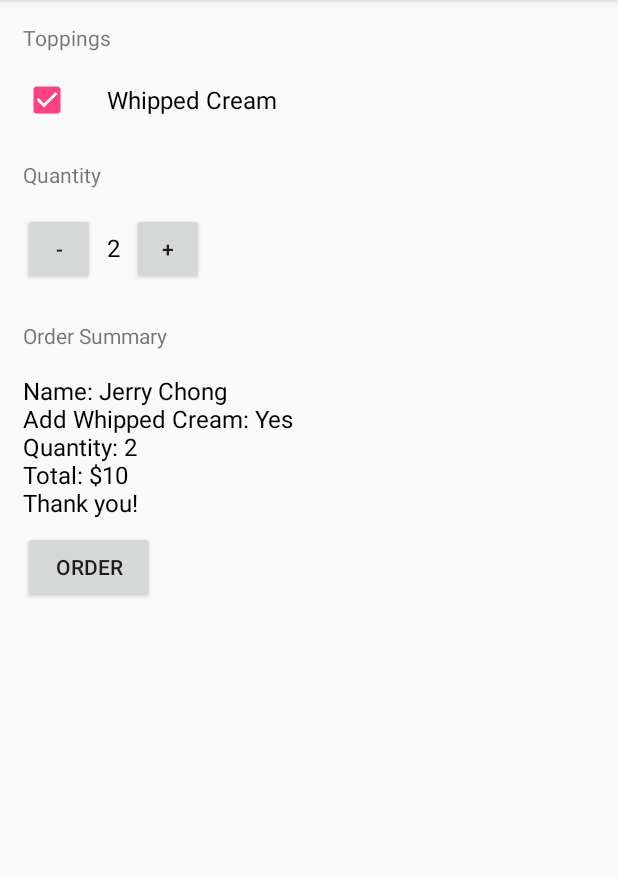
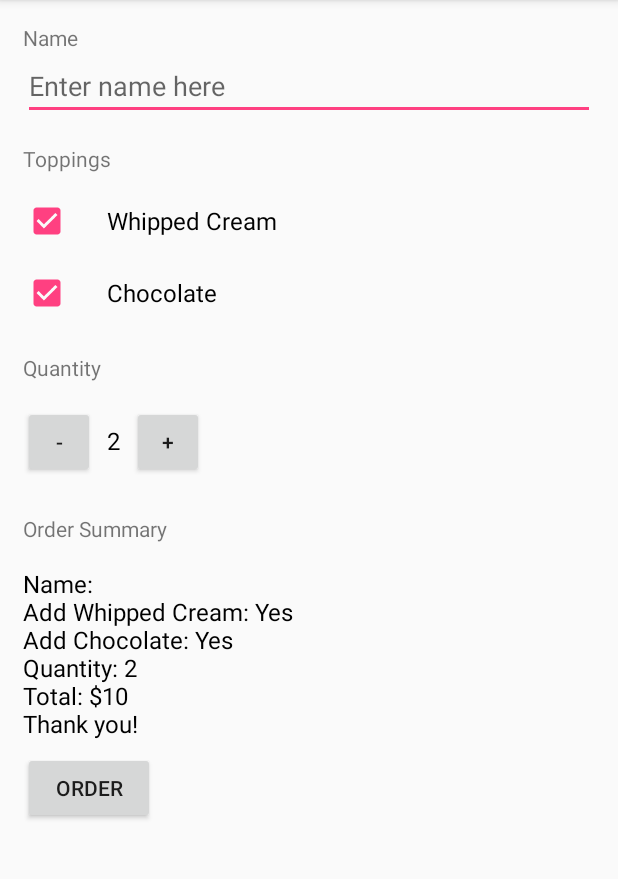
Before and after one commit to jerrychong25/iOSLoginApp, an Android app: the MainActivity screen opened directly, with no data from a screen before it, after a tap on "ORDER", on a phone screen of 412 x 824 dp, the part 84-963 px from its top. Run offline under Robolectric (Android 15) with nearby library versions, the phone set to English and light mode, and no system bars; 2 other taps on this screen came first.

Commit message:
Added Edit Text for name

```diff
--- a/app/src/main/java/com/example/android/justjavaapp/MainActivity.java
+++ b/app/src/main/java/com/example/android/justjavaapp/MainActivity.java
@@ -12,6 +12,7 @@ import android.os.Bundle;
 import android.support.v7.app.AppCompatActivity;
 import android.view.View;
 import android.widget.CheckBox;
+import android.widget.EditText;
 import android.widget.TextView;
 
 import com.example.android.justjavaapp.R;
@@ -25,6 +26,7 @@ public class MainActivity extends AppCompatActivity {
 
     int quantity = 2;
     boolean isWhippedCream = false;
+    boolean isChocolate = false;
 
     @Override
     protected void onCreate(Bundle savedInstanceState) {
@@ -48,6 +50,16 @@ public class MainActivity extends AppCompatActivity {
                     isWhippedCream = false;
                 }
                 break;
+            case R.id.checkbox_chocolate:
+                if (checked)
+                {
+                    isChocolate = true;
+                }
+                else
+                {
+                    isChocolate = false;
+                }
+                break;
         }
     }
 
@@ -61,7 +73,12 @@ public class MainActivity extends AppCompatActivity {
     private void createOrderSummary(int numberOrder) {
         int price = calculatePrice(numberOrder);
         String orderMessage = "";
-        orderMessage = "Name: " + "Jerry Chong";
+
+        EditText etname = (EditText) findViewById(R.id.edit_text_name);
+        String name = etname.getText().toString();
+
+        orderMessage = "Name: " + name;
+
         if(isWhippedCream == true)
         {
             orderMessage = orderMessage + "\nAdd Whipped Cream: Yes";
@@ -70,6 +87,16 @@ public class MainActivity extends AppCompatActivity {
         {
             orderMessage = orderMessage + "\nAdd Whipped Cream: No";
         }
+
+        if(isChocolate == true)
+        {
+            orderMessage = orderMessage + "\nAdd Chocolate: Yes";
+        }
+        else if(isChocolate == false)
+        {
+            orderMessage = orderMessage + "\nAdd Chocolate: No";
+        }
+
         orderMessage = orderMessage + "\nQuantity: " + numberOrder;
         orderMessage = orderMessage + "\nTotal: $" + price;
         orderMessage = orderMessage + "\nThank you!";
--- a/app/src/main/res/layout/activity_main.xml
+++ b/app/src/main/res/layout/activity_main.xml
@@ -11,13 +11,28 @@
         android:layout_height="match_parent"
         android:orientation="vertical">
 
+        <TextView
+            android:layout_width="wrap_content"
+            android:layout_height="wrap_content"
+            android:layout_marginLeft="15dp"
+            android:layout_marginTop="15dp"
+            android:text="Name" />
+
+        <EditText
+            android:id="@+id/edit_text_name"
+            android:layout_width="match_parent"
+            android:layout_height="wrap_content"
+            android:layout_marginBottom="16dp"
+            android:layout_marginLeft="15dp"
+            android:layout_marginRight="15dp"
+            android:hint="Enter name here"
+            android:inputType="textPersonName"/>
 
         <TextView
             android:layout_width="wrap_content"
             android:layout_height="wrap_content"
             android:layout_marginBottom="16dp"
             android:layout_marginLeft="15dp"
-            android:layout_marginTop="15dp"
             android:text="Toppings" />
 
         <CheckBox
@@ -29,6 +44,17 @@
             android:onClick="onCheckboxClicked"
             android:paddingLeft="24dp"
             android:text="Whipped Cream"
+            android:textSize="16sp" />/>
+
+        <CheckBox
+            android:id="@+id/checkbox_chocolate"
+            android:layout_width="wrap_content"
+            android:layout_height="wrap_content"
+            android:layout_marginBottom="16dp"
+            android:layout_marginLeft="15dp"
+            android:onClick="onCheckboxClicked"
+            android:paddingLeft="24dp"
+            android:text="Chocolate"
             android:textSize="16sp" />/>
 
         <TextView
```
